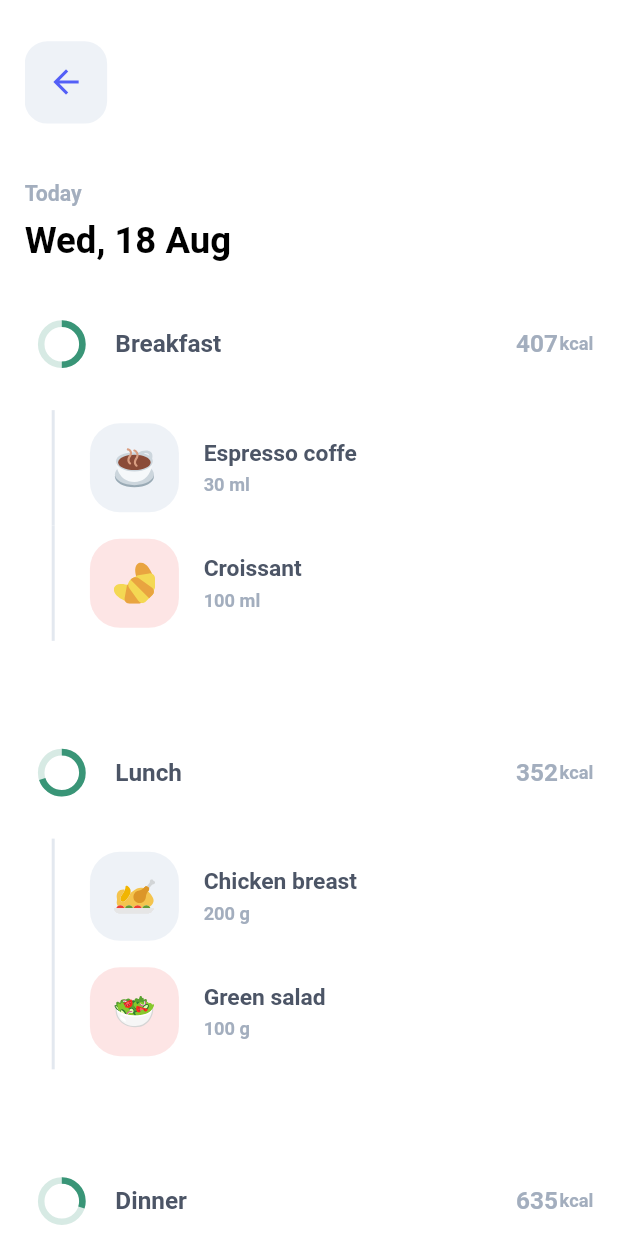
After one commit to mahdinazmi/Flutter-Nutrition-UI, a Flutter app: the screen it shows after launch, after a tap on "Remaining", on a phone screen of 412 x 824 dp. The commit adds this screen. Run offline on Flutter 3.47's test engine with Material 2 defaults, Android fonts, the phone set to English and light mode, and no system bars; our stand-ins replace dot_navigation_bar, flutter_screenutil, flutter_svg, font_awesome_flutter, percent_indicator.

Commit message:
Add Daily Summary Detail Screen

```diff
--- a/lib/config/routes/routes.dart
+++ b/lib/config/routes/routes.dart
@@ -6,4 +6,5 @@ import 'package:nutrition/screen/screen.dart';
 final Map<String, WidgetBuilder> routes = {
   HomeScreen.routeName: (context) => HomeScreen(),
   Nav.routeName : (context) => Nav(),
+  DailySummaryDetailScreen.routeName : (context) => DailySummaryDetailScreen()
 };
--- /dev/null
+++ b/lib/model/meal-consumed.dart
@@ -0,0 +1,9 @@
+
+import 'package:nutrition/model/food-consumed.dart';
+class MealConsumed {
+  final List<FoodConsumed> ? consumedFoods;
+  final String ? mealName;
+  final String ? mealAmount;
+  final double ? progressValue;
+  MealConsumed({this.consumedFoods,this.mealName,this.mealAmount,this.progressValue});
+}
--- a/lib/model/model.dart
+++ b/lib/model/model.dart
@@ -1 +1,2 @@
 export 'food-consumed.dart';
+export 'meal-consumed.dart';
--- /dev/null
+++ b/lib/screen/daily-summary-detail/appbar.dart
@@ -0,0 +1,42 @@
+import 'package:flutter/material.dart';
+import 'package:flutter_svg/flutter_svg.dart';
+import 'package:flutter_screenutil/flutter_screenutil.dart';
+import 'package:nutrition/config/config.dart';
+
+class DailySummaryDetailScreenAppBarnAppBar extends StatelessWidget {
+  const DailySummaryDetailScreenAppBarnAppBar({
+    Key ? key
+  }): super(key: key);
+
+  @override
+  Widget build(BuildContext context) {
+    return InkWell(
+      onTap: (){
+        Navigator.pop(context);
+      },
+      child: Container(
+        height: 100. w,
+        color: Colors.transparent,
+        child: Row(
+          children: [
+            Container(
+              height: 50. w,
+              width: 50. w,
+              decoration: BoxDecoration(
+                color: AppColors.colorTint200,
+                borderRadius: BorderRadius.circular(15)
+              ),
+              child: Center(
+                child: Icon(
+                  Icons.arrow_back,
+                  color: AppColors.colorPrimary,
+                  size: 25.sp,
+                )
+              )
+            ),
+          ],
+        ),
+      ),
+    );
+  }
+}
--- /dev/null
+++ b/lib/screen/daily-summary-detail/daily-summary-detail-body.dart
@@ -0,0 +1,63 @@
+import 'package:flutter/material.dart';
+import 'package:flutter_screenutil/flutter_screenutil.dart';
+import 'package:nutrition/config/config.dart';
+import 'appbar.dart';
+import 'meals-consumed.dart';
+
+class DailySummaryDetailBody extends StatefulWidget {
+  const DailySummaryDetailBody({
+    Key ? key
+  }): super(key: key);
+
+  @override
+  State < DailySummaryDetailBody > createState() => _DailySummaryDetailBodyState();
+}
+
+class _DailySummaryDetailBodyState extends State < DailySummaryDetailBody > {
+  @override
+  Widget build(BuildContext context) {
+    return Scaffold(
+      backgroundColor: Colors.white,
+      body: Container(
+        margin: EdgeInsets.only(right: 15. w, left: 15. w),
+        child: ListView(
+          physics: BouncingScrollPhysics(),
+          children: [
+            DailySummaryDetailScreenAppBarnAppBar(),
+            _date(),
+            MealsConsumed()
+          ],
+        ),
+      ),
+    );
+  }
+
+  Widget _date() {
+    return Container(
+      margin: EdgeInsets.only(top:10.w),
+      child: Column(
+        crossAxisAlignment: CrossAxisAlignment.start,
+        mainAxisAlignment: MainAxisAlignment.center,
+        children: [
+          Text(
+            'Today',
+            style: TextStyle(
+              color: AppColors.colorTint500,
+              fontSize: 14. sp,
+              fontWeight: FontWeight.bold
+            ),
+          ),
+          SizedBox(height: 7. w),
+          Text(
+            'Wed, 18 Aug',
+            style: TextStyle(
+              color: Colors.black,
+              fontSize: 24. sp,
+              fontWeight: FontWeight.bold
+            ),
+          )
+        ]
+      ),
+    );
+  }
+}
--- /dev/null
+++ b/lib/screen/daily-summary-detail/daily-summary-detail.dart
@@ -0,0 +1,12 @@
+import 'package:flutter/material.dart';
+import 'daily-summary-detail-body.dart';
+
+class DailySummaryDetailScreen extends StatelessWidget {
+  static String routeName = '/dailysummarydetail';
+  const DailySummaryDetailScreen({ Key? key }) : super(key: key);
+
+  @override
+  Widget build(BuildContext context) {
+    return DailySummaryDetailBody();
+  }
+}
--- /dev/null
+++ b/lib/screen/daily-summary-detail/meals-consumed.dart
@@ -0,0 +1,124 @@
+import 'package:flutter/material.dart';
+import 'package:flutter_svg/flutter_svg.dart';
+import 'package:nutrition/config/config.dart';
+import 'package:nutrition/model/model.dart';
+import 'package:flutter_screenutil/flutter_screenutil.dart';
+import 'package:nutrition/widget/meal-consumed-tile.dart';
+
+
+class MealsConsumed extends StatefulWidget {
+  const MealsConsumed({
+    Key ? key
+  }): super(key: key);
+
+  @override
+  State < MealsConsumed > createState() => _MealsConsumedState();
+}
+
+class _MealsConsumedState extends State < MealsConsumed > {
+
+  List < MealConsumed > mealsConsumed = [];
+
+  @override
+  void didChangeDependencies() {
+    provideMealsConsumed();
+    super.didChangeDependencies();
+  }
+
+
+  @override
+  Widget build(BuildContext context) {
+    return ListView.builder(
+      itemCount: mealsConsumed.length,
+      scrollDirection: Axis.vertical,
+      shrinkWrap: true,
+      physics: NeverScrollableScrollPhysics(),
+      padding: EdgeInsets.zero,
+      itemBuilder: (BuildContext context, int index) {
+        return mealConsumedTile(mealsConsumed[index]);
+      }
+    );
+  }
+
+  void provideMealsConsumed() {
+    mealsConsumed.add(
+      MealConsumed(
+        mealAmount: '407',
+        mealName: 'Breakfast',
+        progressValue: 50,
+        consumedFoods: [
+          FoodConsumed(
+            foodName: 'Espresso coffe',
+            consumedAmount: '30 ml',
+            boxColor: AppColors.colorTint200,
+            icon: SvgPicture.asset(
+              'assets/icons/tea.svg',
+              width: 25. w,
+              height: 25. w
+            ),
+          ),
+          FoodConsumed(
+            foodName: 'Croissant',
+            consumedAmount: '100 ml',
+            boxColor: AppColors.colorErrorLight,
+            icon: SvgPicture.asset(
+              'assets/icons/croissant.svg',
+              width: 25. w,
+              height: 25. w
+            ),
+          )
+        ]
+      )
+    );
+
+    mealsConsumed.add(
+      MealConsumed(
+        mealAmount: '352',
+        mealName: 'Lunch',
+        progressValue: 70,
+        consumedFoods: [
+          FoodConsumed(
+            foodName: 'Chicken breast',
+            consumedAmount: '200 g',
+            boxColor: AppColors.colorTint200,
+            icon: SvgPicture.asset(
+              'assets/icons/chicken.svg',
+              width: 25. w,
+              height: 25. w
+            ),
+          ),
+          FoodConsumed(
+            foodName: 'Green salad',
+            consumedAmount: '100 g',
+            boxColor: AppColors.colorErrorLight,
+            icon: SvgPicture.asset(
+              'assets/icons/salad.svg',
+              width: 25. w,
+              height: 25. w
+            ),
+          )
+        ]
+      )
+    );
+
+    mealsConsumed.add(
+      MealConsumed(
+        mealAmount: '635',
+        mealName: 'Dinner',
+        progressValue: 30,
+        consumedFoods: [
+          FoodConsumed(
+            foodName: 'Pasta with tomato sauce',
+            consumedAmount: '160 g',
+            boxColor: AppColors.colorTint200,
+            icon: SvgPicture.asset(
+              'assets/icons/pasta.svg',
+              width: 25. w,
+              height: 25. w
+            ),
+          ),
+        ]
+      )
+    );
+  }
+}
--- a/lib/screen/home/widget/daily-summary.dart
+++ b/lib/screen/home/widget/daily-summary.dart
@@ -1,6 +1,7 @@
 import 'package:flutter/material.dart';
 import 'package:flutter_screenutil/flutter_screenutil.dart';
 import 'package:nutrition/config/config.dart';
+import 'package:nutrition/screen/screen.dart';
 import 'package:percent_indicator/linear_percent_indicator.dart';
 
 class DailySummary extends StatelessWidget {
@@ -10,7 +11,11 @@ class DailySummary extends StatelessWidget {
 
   @override
   Widget build(BuildContext context) {
-    return AspectRatio(
+    return InkWell(
+      onTap: (){
+        Navigator.pushNamed(context, DailySummaryDetailScreen.routeName);
+      },
+      child: AspectRatio(
         aspectRatio: 1.6,
         child: Container(
           padding: EdgeInsets.all(18. w),
@@ -26,6 +31,7 @@ class DailySummary extends StatelessWidget {
               _macronutrients()
 
             ],
+          ),
         ),
       ),
     );
--- a/lib/screen/home/widget/meal-consumed.dart
+++ b/lib/screen/home/widget/meal-consumed.dart
@@ -1,7 +1,6 @@
 import 'package:flutter/material.dart';
 import 'package:flutter_screenutil/flutter_screenutil.dart';
 import 'package:flutter_svg/flutter_svg.dart';
-import 'package:font_awesome_flutter/font_awesome_flutter.dart';
 import 'package:nutrition/config/config.dart';
 import 'package:nutrition/model/model.dart';
 
--- a/lib/screen/screen.dart
+++ b/lib/screen/screen.dart
@@ -1,2 +1,3 @@
 export 'home/home.dart';
 export 'nav/nav.dart';
+export 'daily-summary-detail/daily-summary-detail.dart';
--- /dev/null
+++ b/lib/widget/meal-consumed-tile.dart
@@ -0,0 +1,133 @@
+import 'package:flutter/material.dart';
+import 'package:nutrition/config/config.dart';
+import 'package:flutter_screenutil/flutter_screenutil.dart';
+import 'package:nutrition/model/model.dart';
+
+Widget mealConsumedTile(MealConsumed mealConsumed) {
+  return ConstrainedBox(
+    constraints: BoxConstraints(
+      maxHeight: double.infinity,
+    ),
+    child: Container(
+      margin: EdgeInsets.only(top: 30. w, bottom: 30. w),
+      padding: EdgeInsets.only(left: 10. w),
+      child: Column(
+        children: [
+          SizedBox(
+            height: 40. w,
+            child: Row(
+              mainAxisAlignment: MainAxisAlignment.spaceBetween,
+              children: [
+                Row(
+                  children: [
+                    SizedBox(
+                      height: 25. w,
+                      width: 25. w,
+                      child: CircularProgressIndicator(
+                        strokeWidth: 4. w,
+                        value: mealConsumed.progressValue! / 100,
+                        backgroundColor: AppColors.colorAccent.withOpacity(0.2),
+                        valueColor: AlwaysStoppedAnimation < Color > (AppColors.colorAccent),
+                      ),
+                    ),
+                    SizedBox(width: 20. w),
+                    Text(
+                      mealConsumed.mealName!,
+                      style: TextStyle(
+                        color: AppColors.colorTint700,
+                        fontWeight: FontWeight.bold,
+                        fontSize: 16. sp,
+                      ),
+                    ),
+                  ],
+                ),
+                Row(
+                  children: [
+                    Text(
+                      mealConsumed.mealAmount!,
+                      style: TextStyle(
+                        color: AppColors.colorTint500,
+                        fontWeight: FontWeight.bold,
+                        fontSize: 16. sp,
+                      ),
+                    ),
+                    SizedBox(width: 1. w),
+                    Text(
+                      'kcal',
+                      style: TextStyle(
+                        color: AppColors.colorTint500,
+                        fontWeight: FontWeight.bold,
+                        fontSize: 12. sp,
+                      ),
+                    ),
+                  ],
+                ),
+              ],
+            ),
+          ),
+          SizedBox(height: 20. w),
+          ListView.builder(
+            itemCount: mealConsumed.consumedFoods!.length,
+            scrollDirection: Axis.vertical,
+            shrinkWrap: true,
+            physics: NeverScrollableScrollPhysics(),
+            padding: EdgeInsets.zero,
+            itemBuilder: (BuildContext context, int index) {
+              return Container(
+                height: 70. w,
+                margin: EdgeInsets.zero,
+                child: IntrinsicHeight(
+                  child: Row(
+                    crossAxisAlignment: CrossAxisAlignment.center,
+                    children: [
+                      VerticalDivider(
+                        color: AppColors.colorTint300,
+                        thickness: 2,
+                      ),
+                      SizedBox(width: 15. w),
+                      Container(
+                        height: 54. w,
+                        width: 54. w,
+                        decoration: BoxDecoration(
+                          color: mealConsumed.consumedFoods![index].boxColor,
+                          borderRadius: BorderRadius.circular(20)
+                        ),
+                        child: Center(
+                          child: mealConsumed.consumedFoods![index].icon
+                        ),
+                      ),
+                      SizedBox(width: 15. w),
+                      Column(
+                        crossAxisAlignment: CrossAxisAlignment.start,
+                        mainAxisAlignment: MainAxisAlignment.center,
+                        children: [
+                          Text(
+                            mealConsumed.consumedFoods![index].foodName!,
+                            style: TextStyle(
+                              color: AppColors.colorTint700,
+                              fontSize: 15. sp,
+                              fontWeight: FontWeight.bold
+                            ),
+                          ),
+                          SizedBox(height: 5. w),
+                          Text(
+                            mealConsumed.consumedFoods![index].consumedAmount!,
+                            style: TextStyle(
+                              color: AppColors.colorTint500,
+                              fontWeight: FontWeight.bold,
+                              fontSize: 12. sp,
+                            ),
+                          ),
+                        ],
+                      )
+                    ]
+                  )
+                ),
+              );
+            },
+          ),
+        ],
+      ),
+    ),
+  );
+}
```
Lines whose indentation alone changed are shown as unchanged.
